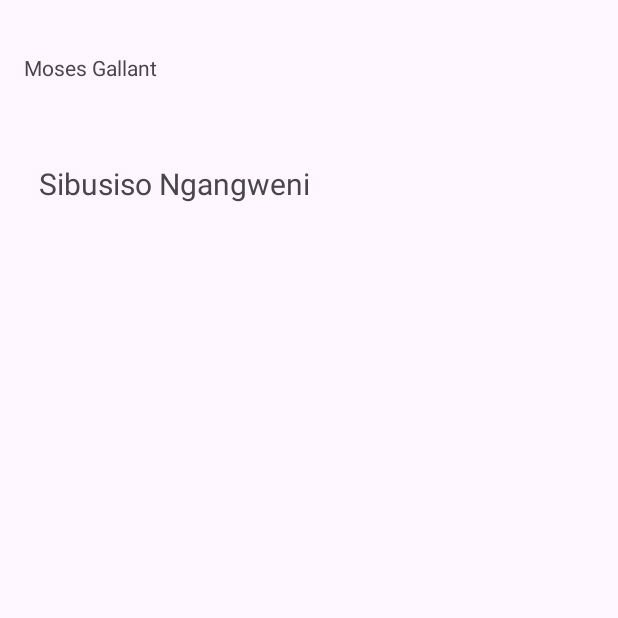
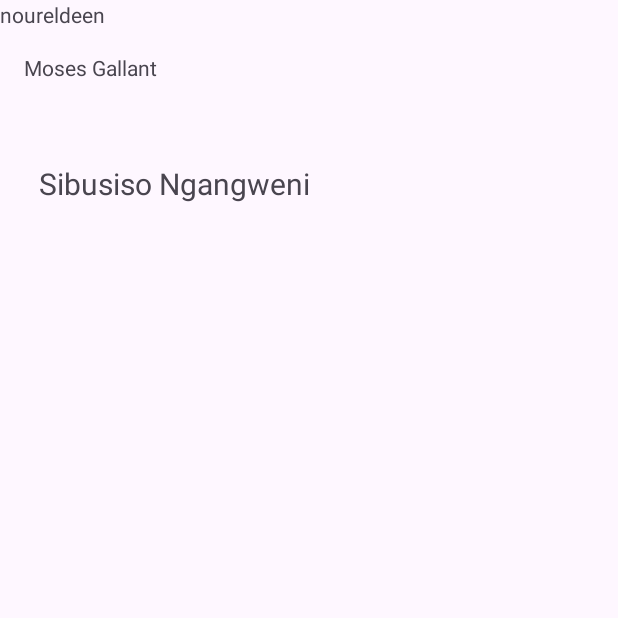
Before and after one commit to NoureldeenHassan/GroupTest, an Android app: the screen it shows after launch (MainActivity), on a phone screen of 412 x 824 dp, the top half of it. Run offline under Robolectric (Android 15) with nearby library versions, the phone set to English and light mode, and no system bars.

Commit message:
added name
first commit

```diff
--- a/app/src/main/res/layout/activity_main.xml
+++ b/app/src/main/res/layout/activity_main.xml
@@ -30,4 +30,12 @@
         app:layout_constraintTop_toTopOf="parent"
         app:layout_constraintVertical_bias="0.136" />
 
+    <TextView
+        android:id="@+id/textView2"
+        android:layout_width="wrap_content"
+        android:layout_height="wrap_content"
+        android:text="noureldeen"
+        tools:layout_editor_absoluteX="39dp"
+        tools:layout_editor_absoluteY="158dp" />
+
 </androidx.constraintlayout.widget.ConstraintLayout>
```
